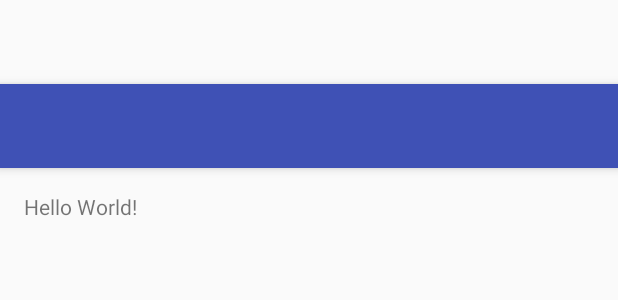
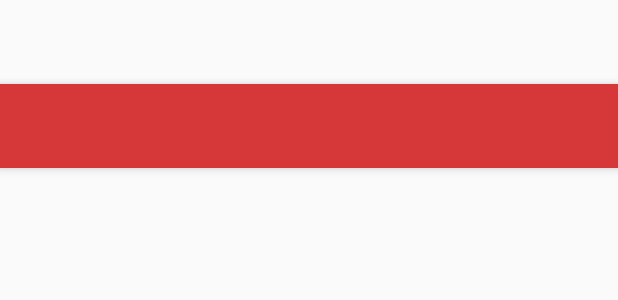
Before and after one commit to mebius5/voiceit, an Android app: the layout activity_main.xml on its own in the app's theme, with its tools: preview values and no code run, on a phone screen of 412 x 824 dp. Shown: the top 300 px of the screen. Run offline under Robolectric (Android 15) with nearby library versions, the phone set to English and light mode, and no system bars.

Commit message:
Basic styles and icons for the toolbar

```diff
--- a/app/src/main/java/jhu/voiceit/MainActivity.java
+++ b/app/src/main/java/jhu/voiceit/MainActivity.java
@@ -16,6 +16,7 @@ public class MainActivity extends AppCompatActivity {
         super.onCreate(savedInstanceState);
         setContentView(R.layout.activity_main);
         Toolbar toolbar = (Toolbar) findViewById(R.id.toolbar);
+        toolbar.setNavigationIcon(R.drawable.ic_search_white_24dp);
         setSupportActionBar(toolbar);
 
     }
--- a/app/src/main/res/layout/activity_main.xml
+++ b/app/src/main/res/layout/activity_main.xml
@@ -16,8 +16,9 @@
             android:id="@+id/toolbar"
             android:layout_width="match_parent"
             android:layout_height="?attr/actionBarSize"
-            android:background="?attr/colorPrimary"
-            app:popupTheme="@style/AppTheme.PopupOverlay" />
+            android:background="@color/toolbarBg"
+            app:popupTheme="@style/AppTheme.PopupOverlay"
+            android:textAlignment="center" />
 
     </android.support.design.widget.AppBarLayout>
 
--- a/app/src/main/res/layout/content_main.xml
+++ b/app/src/main/res/layout/content_main.xml
@@ -12,8 +12,4 @@
     tools:context="jhu.voiceit.MainActivity"
     tools:showIn="@layout/activity_main">
 
-    <TextView
-        android:layout_width="wrap_content"
-        android:layout_height="wrap_content"
-        android:text="Hello World!" />
 </RelativeLayout>
--- a/app/src/main/res/values/colors.xml
+++ b/app/src/main/res/values/colors.xml
@@ -3,4 +3,5 @@
     <color name="colorPrimary">#3F51B5</color>
     <color name="colorPrimaryDark">#303F9F</color>
     <color name="colorAccent">#FF4081</color>
+    <color name="toolbarBg">#D6383A</color>
 </resources>
```
Also changed, not shown: app/src/main/res/menu/menu_main.xml (+7 -0 lines), app/src/main/res/drawable/ic_search_white_24dp.png (added).
